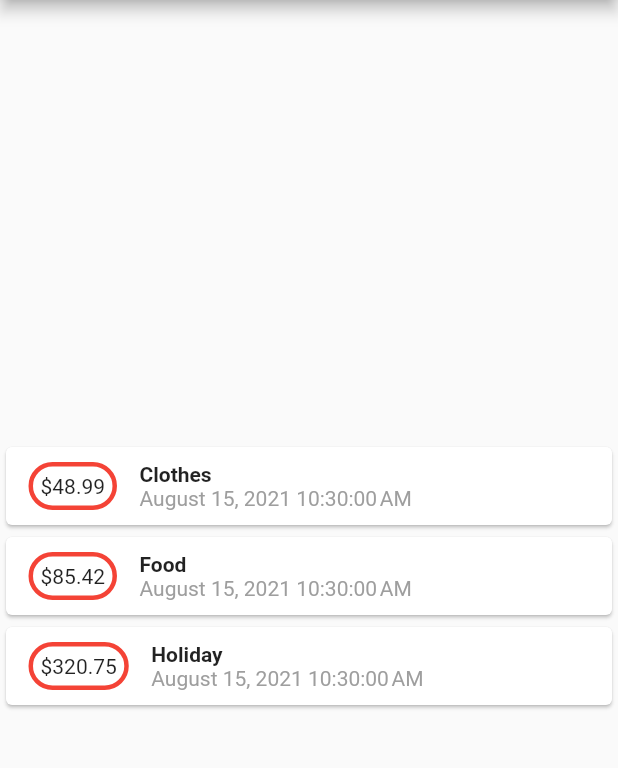
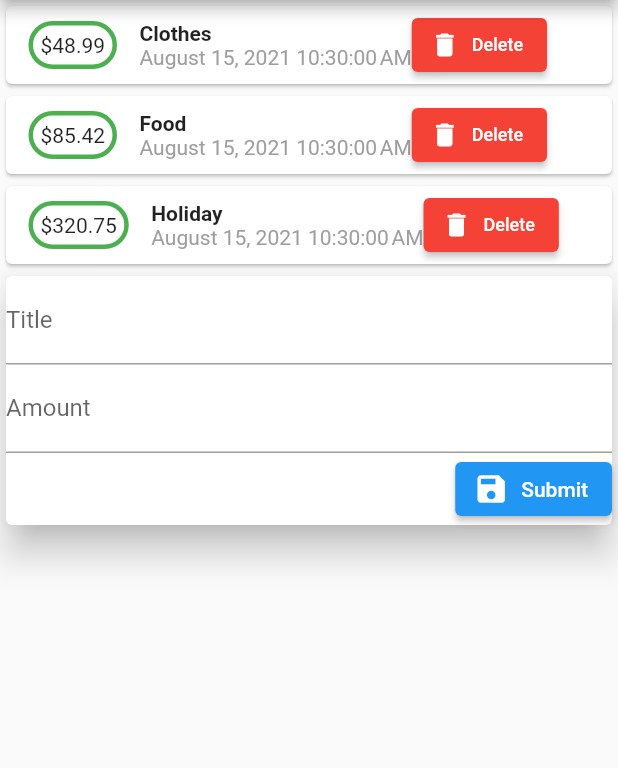
Before and after one commit to ysumut/Personal-Expenses-App, a Flutter app: the screen it shows after launch, on a phone screen of 412 x 824 dp, the part 84-852 px from its top. Run offline on Flutter 3.47's test engine with Material 2 defaults, Android fonts, the phone set to English and light mode, and no system bars.

Commit message:
Project structure fixed and 'submitting&deleting transaction' added

```diff
--- a/lib/card_widget.dart
+++ /dev/null
@@ -1,38 +0,0 @@
-import 'package:flutter/material.dart';
-import 'package:intl/intl.dart';
-
-class CardWidget extends StatelessWidget {
-  final String title;
-  final double amount;
-  final DateTime dateTime;
-
-  CardWidget(this.title, this.amount, this.dateTime);
-
-  @override
-  Widget build(BuildContext context) {
-    return Container(
-        child: Card(
-          child: Row(
-            children: [
-              Container(
-                margin: EdgeInsets.symmetric(vertical: 10, horizontal: 15),
-                padding: EdgeInsets.all(5),
-                decoration: BoxDecoration(
-                border: Border.all(color: Colors.red, width: 3),
-                borderRadius: BorderRadius.circular(20)),
-                child: Text('\$' + amount.toString()),
-              ),
-              Column(
-                crossAxisAlignment: CrossAxisAlignment.start,
-                children: [
-                  Text(title, style: TextStyle(fontWeight: FontWeight.bold)),
-                  Text(DateFormat().format(dateTime),
-                      style: TextStyle(color: Colors.grey)),
-                ],
-              )
-            ],
-          ),
-        )
-    );
-  }
-}
--- a/lib/main.dart
+++ b/lib/main.dart
@@ -1,6 +1,5 @@
 import 'package:flutter/material.dart';
-import 'package:personal_expenses_app/card_widget.dart';
-import 'transaction.dart';
+import './widgets/transaction_screen.dart';
 
 void main() {
   runApp(MyApp());
@@ -31,25 +30,13 @@ class MyHomePage extends StatefulWidget {
 }
 
 class _MyHomePageState extends State<MyHomePage> {
-  final List<Transaction> transactions = [
-    Transaction(id: 1, title: 'Clothes', amount: 48.99),
-    Transaction(id: 2, title: 'Food', amount: 85.42),
-    Transaction(id: 3, title: 'Holiday', amount: 320.75),
-  ];
-
   @override
   Widget build(BuildContext context) {
     return Scaffold(
       appBar: AppBar(
         title: Text(widget.title),
       ),
-      body: Column(
-        mainAxisAlignment: MainAxisAlignment.center,
-        //crossAxisAlignment: CrossAxisAlignment.end,
-        children: transactions
-            .map((e) => CardWidget(e.title, e.amount, e.dateTime))
-            .toList(),
-      ),
+      body: TransactionScreen(),
     );
   }
 }
--- /dev/null
+++ b/lib/widgets/transaction_form.dart
@@ -0,0 +1,36 @@
+import 'package:flutter/material.dart';
+
+class TransactionForm extends StatelessWidget {
+  final Function(String, String) submitTx;
+  final titleController = TextEditingController();
+  final amountController = TextEditingController();
+
+  TransactionForm(this.submitTx);
+
+  @override
+  Widget build(BuildContext context) {
+    return Container(
+      child: Card(
+        elevation: 10,
+        child: Column(
+          crossAxisAlignment: CrossAxisAlignment.end,
+          children: [
+            TextField(
+              decoration: InputDecoration(labelText: 'Title'),
+              controller: titleController,
+            ),
+            TextField(
+              decoration: InputDecoration(labelText: 'Amount'),
+              controller: amountController,
+            ),
+            ElevatedButton.icon(
+              onPressed: () => submitTx(titleController.text, amountController.text),
+              label: Text('Submit'),
+              icon: Icon(Icons.save),
+            )
+          ],
+        ),
+      ),
+    );
+  }
+}
--- /dev/null
+++ b/lib/widgets/transaction_list.dart
@@ -0,0 +1,50 @@
+import 'package:flutter/cupertino.dart';
+import 'package:flutter/material.dart';
+import 'package:intl/intl.dart';
+import '../models/transaction.dart';
+
+class TransactionList extends StatelessWidget {
+  final List<Transaction> transactions;
+  final Function(int) deleteTx;
+
+  TransactionList(this.transactions, this.deleteTx);
+
+  @override
+  Widget build(BuildContext context) {
+    return Column(children: transactions.map((e) {
+      return Card(
+        child: Row(
+          children: [
+            Container(
+              margin: EdgeInsets.symmetric(vertical: 10, horizontal: 15),
+              padding: EdgeInsets.all(5),
+              decoration: BoxDecoration(
+                  border: Border.all(color: Colors.green, width: 3),
+                  borderRadius: BorderRadius.circular(20)),
+              child: Text('\$' + e.amount.toString()),
+            ),
+            Column(
+              crossAxisAlignment: CrossAxisAlignment.start,
+              children: [
+                Text(e.title, style: TextStyle(fontWeight: FontWeight.bold)),
+                Text(DateFormat().format(e.dateTime),
+                    style: TextStyle(color: Colors.grey)),
+              ],
+            ),
+            Column(
+              crossAxisAlignment: CrossAxisAlignment.end,
+              children: [
+                ElevatedButton.icon(
+                  onPressed: () => deleteTx(e.id),
+                  icon: Icon(Icons.delete, size: 20,),
+                  label: Text('Delete', style: TextStyle(fontSize: 12),),
+                  style: ElevatedButton.styleFrom(primary: Colors.red),
+                )
+              ],
+            ),
+          ],
+        ),
+      );
+    }).toList());
+  }
+}
--- /dev/null
+++ b/lib/widgets/transaction_screen.dart
@@ -0,0 +1,46 @@
+import 'package:flutter/material.dart';
+import '../models/transaction.dart';
+import './transaction_form.dart';
+import './transaction_list.dart';
+
+class TransactionScreen extends StatefulWidget {
+  const TransactionScreen({Key? key}) : super(key: key);
+
+  @override
+  _TransactionScreenState createState() => _TransactionScreenState();
+}
+
+class _TransactionScreenState extends State<TransactionScreen> {
+  final List<Transaction> _transactions = [
+    Transaction(id: 1, title: 'Clothes', amount: 48.99),
+    Transaction(id: 2, title: 'Food', amount: 85.42),
+    Transaction(id: 3, title: 'Holiday', amount: 320.75),
+  ];
+
+  @override
+  Widget build(BuildContext context) {
+    return Column(
+      children: [
+        TransactionList(_transactions, _deleteTx),
+        TransactionForm(_submitTx),
+      ],
+    );
+  }
+
+  void _submitTx(String title, String amount) {
+    setState(() {
+      int id = (_transactions.length == 0) ? 1 : _transactions.last.id + 1;
+
+      _transactions.add(
+        Transaction(id: id, title: title, amount: double.parse(amount))
+      );
+    });
+  }
+
+  void _deleteTx(int id) {
+    setState(() {
+      Transaction t = _transactions.firstWhere((e) => e.id == id);
+      _transactions.remove(t);
+    });
+  }
+}
```
Also changed, not shown: lib/models/transaction.dart (renamed from lib/transaction.dart), 2 other files.
